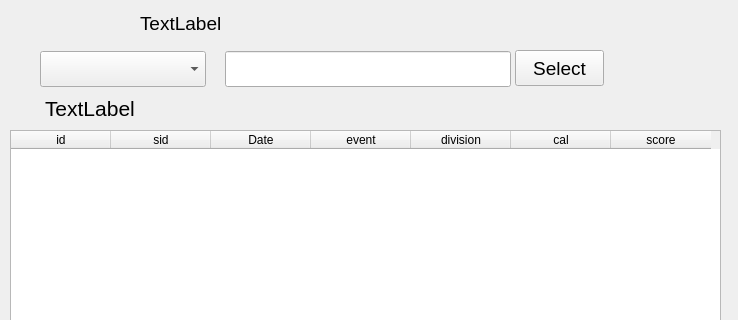
steggy/mnsl-score-app, file editscore.ui: the form before one commit; both pictures show x 0 to 738 and y 0 to 320 of the 738 by 606 pixel window.
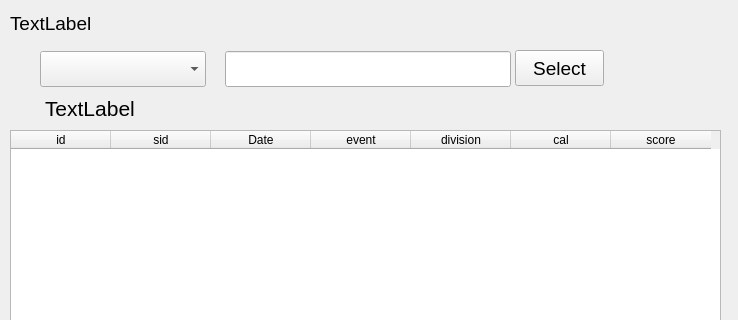
The form after the commit.

The edit to the form file:
```diff
--- a/editscore.ui
+++ b/editscore.ui
@@ -176,9 +176,9 @@
    <widget class="QLabel" name="lblSession">
     <property name="geometry">
      <rect>
-      <x>140</x>
+      <x>10</x>
       <y>10</y>
-      <width>571</width>
+      <width>721</width>
       <height>26</height>
      </rect>
     </property>
```
Left out of the diff: 3 changed lines with no effect on the pictures.
